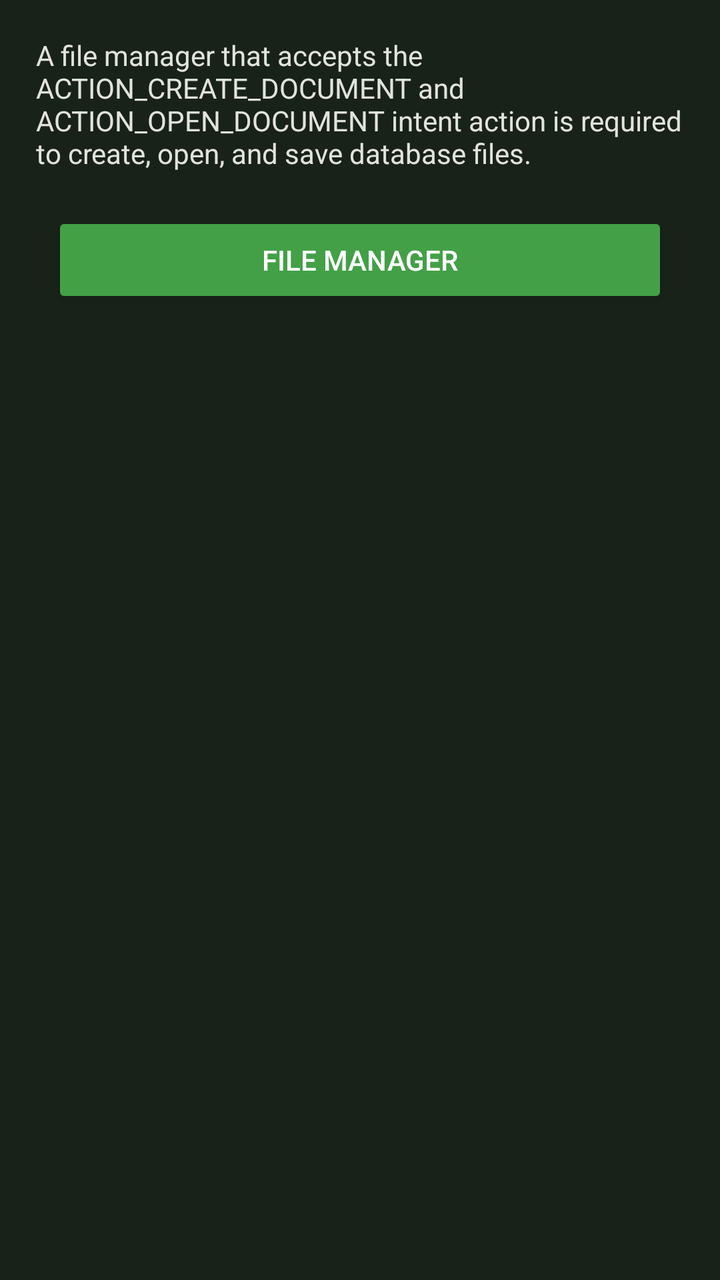
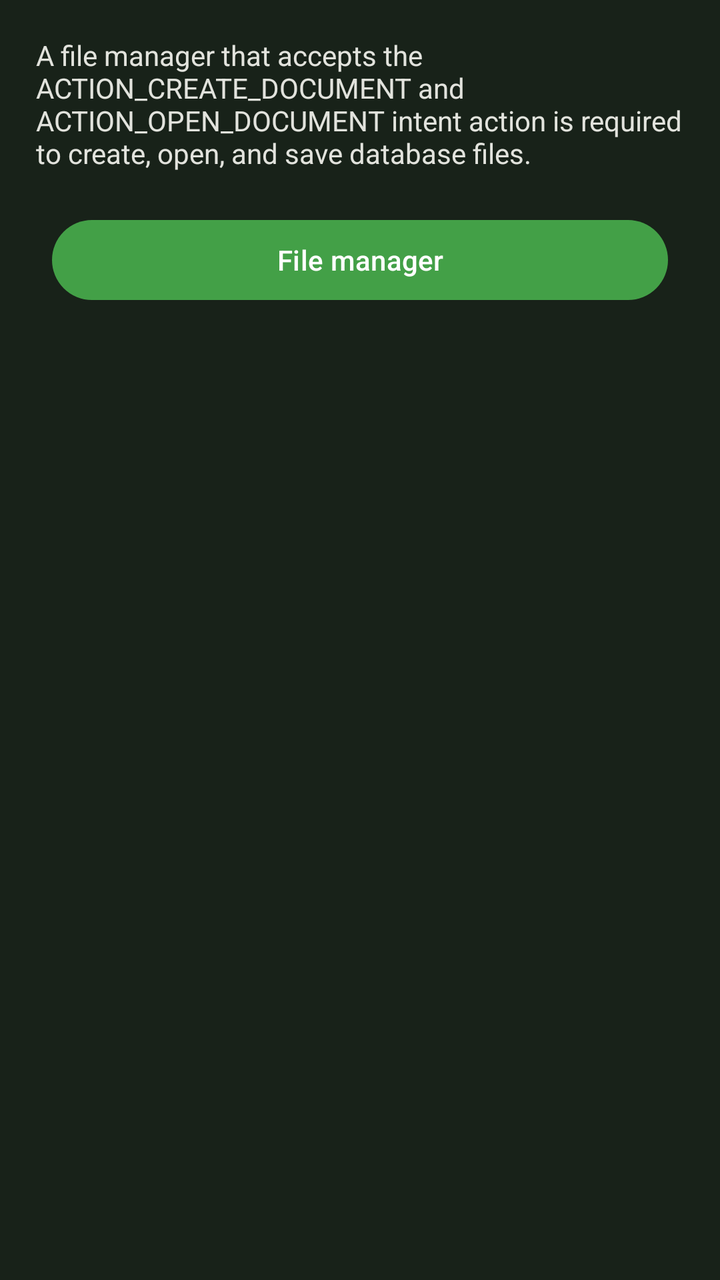

Before-and-after screenshots of an Android layout around one commit, followed by the original layout XML and the change that was made.
<!-- AndroidManifest.xml: application theme KeePassPNStyle.Night -->
<!-- res/layout/fragment_browser_install.xml -->
<?xml version="1.0" encoding="utf-8"?>
<LinearLayout
	xmlns:android="http://schemas.android.com/apk/res/android"
	android:padding="@dimen/default_margin"
  	android:layout_width="wrap_content"
  	android:layout_height="wrap_content"
  	android:orientation="vertical">
	<TextView
		android:id="@+id/file_manager_install_description"
		android:layout_width="wrap_content"
		android:layout_height="wrap_content"
		android:text="@string/file_manager_install_description"
		android:gravity="center"
		android:layout_marginBottom="12dp" />
	<Button
		android:id="@+id/file_manager_button"
		android:layout_margin="@dimen/button_margin"
		android:layout_width="match_parent"
		android:layout_height="wrap_content"
		android:text="@string/file_browser"
		style="@style/Widget.AppCompat.Button.Small"/>
</LinearLayout>
<!-- resources referenced by this layout -->
<resources>
  <dimen name="button_margin">8dp</dimen>
  <dimen name="default_margin">18dp</dimen>
  <string name="file_browser">File manager</string>
  <string name="file_manager_install_description">A file manager that accepts the ACTION_CREATE_DOCUMENT and ACTION_OPEN_DOCUMENT intent action is required to create, open, and save database files.</string>
  <style name="KeePassPNStyle.Night" parent="KeePassPNStyle.Night.v27" />
  <style name="KeePassPNStyle.Night.v27" parent="KeePassPNStyle.Night.v23" />
  <style name="KeePassPNStyle.Night.v23" parent="KeePassPNStyle.Night.v21" />
  <style name="KeePassPNStyle.Night.v21" parent="KeePassPNStyle.Night.v14" />
  <style name="KeePassPNStyle.Night.v14" parent="KeePassPNStyle.Night.Base" />
  <color name="forest_theme_night_primary">@color/green</color>
  <color name="forest_theme_night_primaryDark">#1A251C</color>
  <color name="forest_theme_night_onPrimary">@color/white</color>
  <color name="forest_theme_night_primaryContainer">@color/green</color>
  <color name="forest_theme_night_onPrimaryContainer">@color/white</color>
  <color name="forest_theme_night_secondary">@color/orange</color>
  <color name="forest_theme_night_onSecondary">@color/green_black_light</color>
  <color name="forest_theme_night_secondaryContainer">@color/orange</color>
  <color name="forest_theme_night_onSecondaryContainer">@color/green_black_light</color>
  <color name="forest_theme_night_tertiary">#FFB953</color>
  <color name="forest_theme_night_onTertiary">#452B00</color>
  <color name="forest_theme_night_tertiaryContainer">#633F00</color>
  <color name="forest_theme_night_onTertiaryContainer">#FFDDB4</color>
  <color name="forest_theme_night_error">#FFB4AB</color>
  <color name="forest_theme_night_errorContainer">#93000A</color>
  <color name="forest_theme_night_onError">#690005</color>
  <color name="forest_theme_night_onErrorContainer">#FFDAD6</color>
  <color name="forest_theme_night_background">#182219</color>
  <color name="forest_theme_night_onBackground">#E2E3DD</color>
  <color name="forest_theme_night_surface">#1A251C</color>
  <color name="forest_theme_night_onSurface">#E2E3DD</color>
  <color name="forest_theme_night_surfaceContainerLowest">#27332A</color>
  <color name="forest_theme_night_surfaceContainerLow">#223025</color>
  <color name="forest_theme_night_surfaceContainer">#212f24</color>
  <color name="forest_theme_night_surfaceContainerHigh">#1D2C21</color>
  <color name="forest_theme_night_surfaceContainerHighest">#1B2B1E</color>
  <color name="forest_theme_night_surfaceVariant">#424940</color>
  <color name="forest_theme_night_onSurfaceVariant">#C2C9BD</color>
  <color name="forest_theme_night_outline">#8C9388</color>
  <color name="forest_theme_night_inverseOnSurface">#1A1C19</color>
  <color name="forest_theme_night_inverseSurface">#E2E3DD</color>
  <color name="forest_theme_night_inversePrimary">#006E1C</color>
  <style name="KeePassPNStyle.TextView" parent="KeePassPNStyle.TextView.v17" />
  <style name="KeePassPNStyle.Toolbar.Action" parent="KeePassPNStyle.Toolbar" />
  <style name="KeePassPNStyle.TabLayout" parent="@style/Widget.Material3.TabLayout" />
  <color name="green">#43a047</color>
  <color name="white">#ffffff</color>
  <color name="orange">#fb8c00</color>
  <color name="green_black_light">#24352A</color>
  <style name="KeePassPNStyle.TextView.v17" parent="KeePassPNStyle.TextView.Base" />
  <dimen name="dialog_radius">24dp</dimen>
  <dimen name="card_view_margin_vertical">5dp</dimen>
  <dimen name="card_view_margin_horizontal">10dp</dimen>
  <dimen name="card_view_padding">14dp</dimen>
  <dimen name="card_radius">12dp</dimen>
  <style name="KeePassPNStyle.Toolbar.v21" parent="KeePassPNStyle.Toolbar.Base" />
  <color name="red">#e53935</color>
  <color name="orange_lighter">#ffa726</color>
  <color name="transparent">#00ffffff</color>
  <style name="KeePassPNStyle.TextView.Base" parent="Widget.AppCompat.TextView" />
  <!-- unchanged entries left out for length: 25 -->
</resources>

<!-- the commit's change to res/layout/fragment_browser_install.xml (unified diff, before → after) -->
@@ -12,11 +12,10 @@
 		android:text="@string/file_manager_install_description"
 		android:gravity="center"
 		android:layout_marginBottom="12dp" />
-	<Button
+	<com.google.android.material.button.MaterialButton
 		android:id="@+id/file_manager_button"
 		android:layout_margin="@dimen/button_margin"
 		android:layout_width="match_parent"
 		android:layout_height="wrap_content"
-		android:text="@string/file_browser"
-		style="@style/Widget.AppCompat.Button.Small"/>
+		android:text="@string/file_browser"/>
 </LinearLayout>
